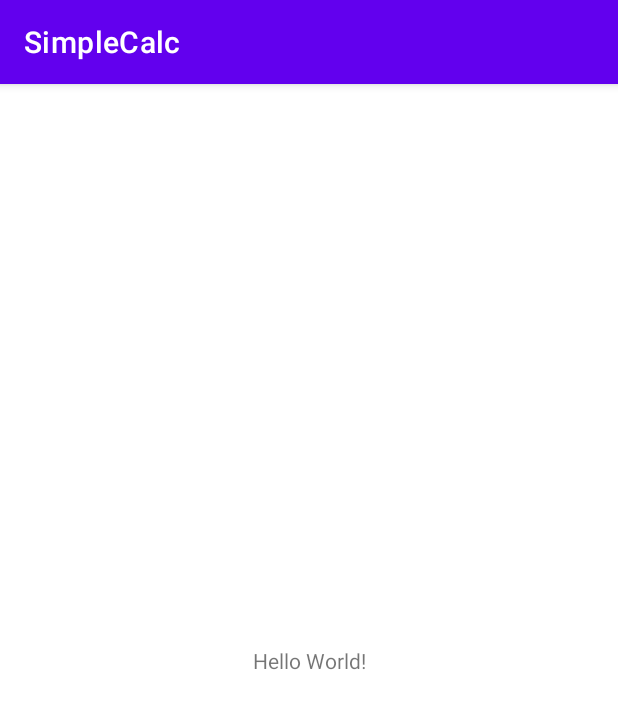
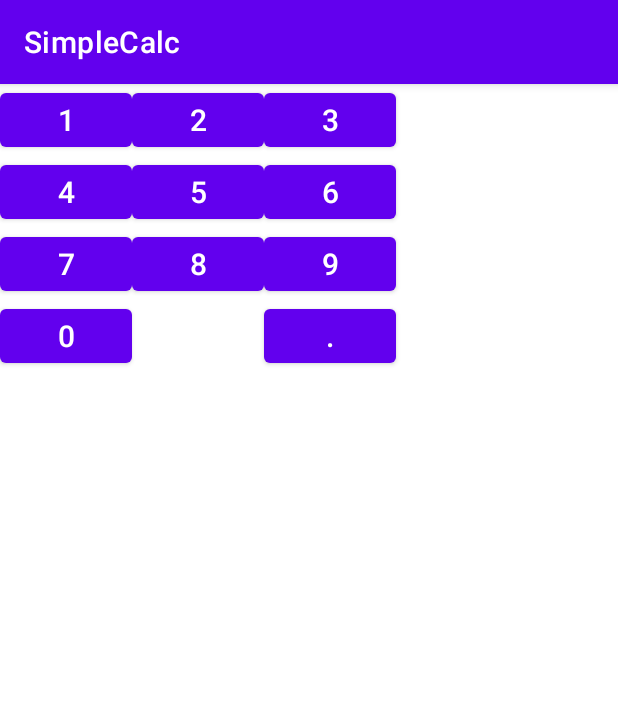
Before and after one commit to andrespin/SimpleCalc, an Android app: the screen it shows after launch (MainActivity), on a phone screen of 412 x 824 dp. Shown: the top 709 px of the screen. Run offline under Robolectric (Android 15) with nearby library versions, the phone set to English and light mode, and no system bars.

Commit message:
Buttons added

```diff
--- a/app/src/main/res/layout/activity_main.xml
+++ b/app/src/main/res/layout/activity_main.xml
@@ -1,18 +1,85 @@
 <?xml version="1.0" encoding="utf-8"?>
-<androidx.constraintlayout.widget.ConstraintLayout xmlns:android="http://schemas.android.com/apk/res/android"
+<GridLayout xmlns:android="http://schemas.android.com/apk/res/android"
     xmlns:app="http://schemas.android.com/apk/res-auto"
     xmlns:tools="http://schemas.android.com/tools"
     android:layout_width="match_parent"
     android:layout_height="match_parent"
-    tools:context=".MainActivity">
+    tools:context=".MainActivity"
+    android:layout_gravity = "center"
+    android:columnCount = "3">
 
-    <TextView
-        android:layout_width="wrap_content"
-        android:layout_height="wrap_content"
-        android:text="Hello World!"
-        app:layout_constraintBottom_toBottomOf="parent"
-        app:layout_constraintLeft_toLeftOf="parent"
-        app:layout_constraintRight_toRightOf="parent"
-        app:layout_constraintTop_toTopOf="parent" />
 
-</androidx.constraintlayout.widget.ConstraintLayout>
+    <Button
+        android:id = "@+id/button_1"
+        android:layout_width = "wrap_content"
+        android:layout_height = "wrap_content"
+        android:text = "1"
+        android:textSize = "@dimen/button_text" />
+    <Button
+        android:id = "@+id/button_2"
+        android:layout_width = "wrap_content"
+        android:layout_height = "wrap_content"
+        android:text = "2"
+        android:textSize = "@dimen/button_text" />
+    <Button
+        android:id = "@+id/button_3"
+        android:layout_width = "wrap_content"
+        android:layout_height = "wrap_content"
+        android:text = "3"
+        android:textSize = "@dimen/button_text" />
+    <Button
+        android:id = "@+id/button_4"
+        android:layout_width = "wrap_content"
+        android:layout_height = "wrap_content"
+        android:text = "4"
+        android:textSize = "@dimen/button_text" />
+    <Button
+
+    android:id = "@+id/button_5"
+    android:layout_width = "wrap_content"
+    android:layout_height = "wrap_content"
+    android:text = "5"
+    android:textSize = "@dimen/button_text" />
+    <Button
+        android:id = "@+id/button_6"
+        android:layout_width = "wrap_content"
+        android:layout_height = "wrap_content"
+        android:text = "6"
+        android:textSize = "@dimen/button_text" />
+    <Button
+        android:id = "@+id/button_7"
+        android:layout_width = "wrap_content"
+        android:layout_height = "wrap_content"
+        android:text = "7"
+        android:textSize = "@dimen/button_text" />
+    <Button
+        android:id = "@+id/button_8"
+        android:layout_width = "wrap_content"
+        android:layout_height = "wrap_content"
+        android:text = "8"
+        android:textSize = "@dimen/button_text" />
+    <Button
+        android:id = "@+id/button_9"
+        android:layout_width = "wrap_content"
+        android:layout_height = "wrap_content"
+        android:text = "9"
+        android:textSize = "@dimen/button_text" />
+    <Button
+        android:id = "@+id/button_0"
+        android:layout_width = "wrap_content"
+        android:layout_height = "wrap_content"
+        android:layout_row = "3"
+        android:layout_column = "0"
+        android:layout_columnSpan = "2"
+
+        android:text = "0"
+        android:textSize = "@dimen/button_text" />
+    <Button
+        android:id = "@+id/button_point"
+        android:layout_width = "wrap_content"
+        android:layout_height = "wrap_content"
+        android:text = "."
+        android:textSize = "@dimen/button_text" />
+
+
+</GridLayout>
--- /dev/null
+++ b/app/src/main/res/values/dimens.xml
@@ -0,0 +1,5 @@
+<?xml version="1.0" encoding="utf-8"?>
+<resources>
+
+    <dimen name="button_text">20sp</dimen>
+</resources>
```
